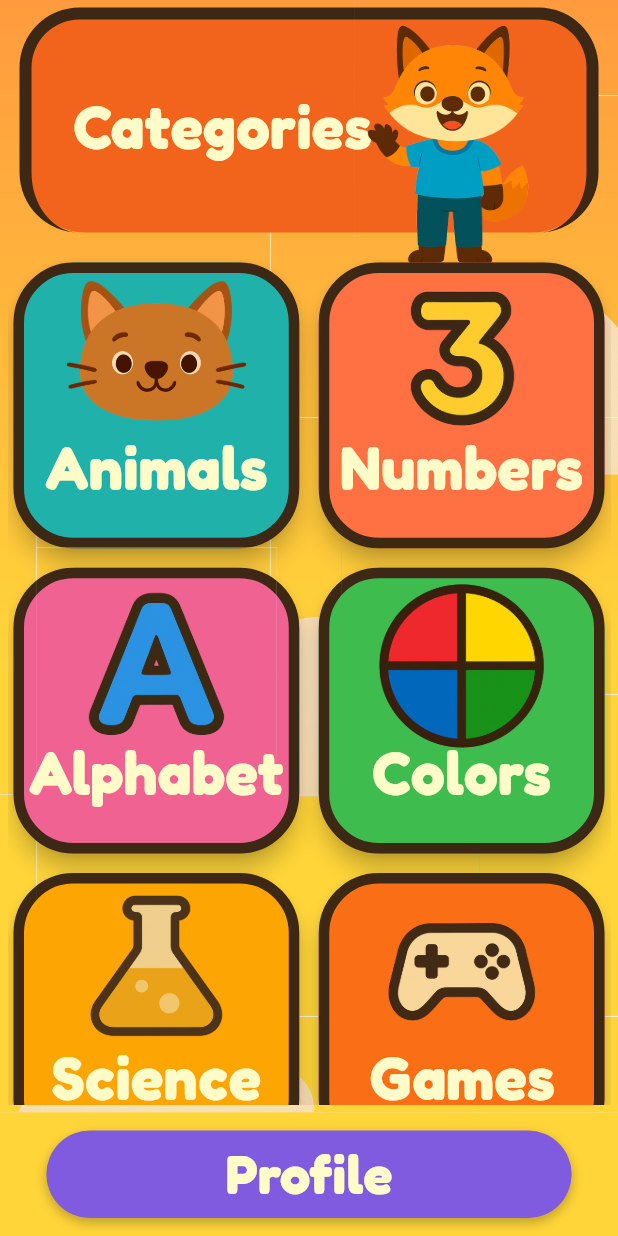
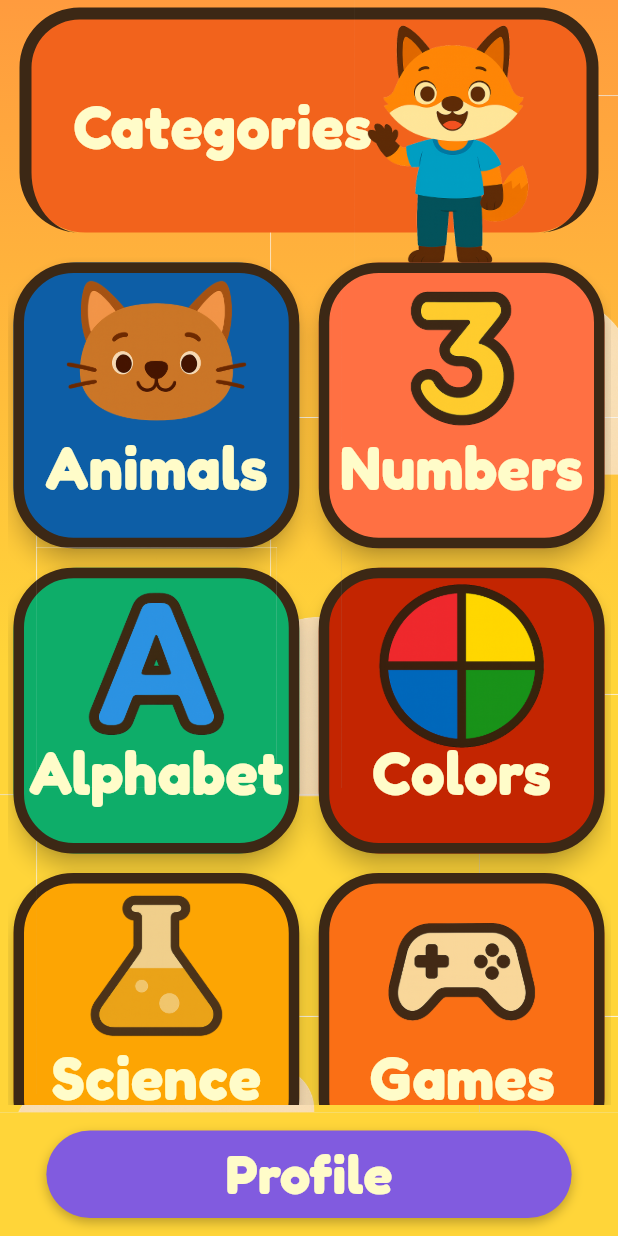
Before and after one commit to argadenil/zinzy, a Flutter app: the screen it shows after launch, on a phone screen of 412 x 824 dp. Run offline on Flutter 3.47's test engine with Material 3 defaults, Android fonts, the phone set to English and light mode, and no system bars; our stand-ins replace google_fonts.

Commit message:
colors updated

```diff
--- a/lib/screens/home.dart
+++ b/lib/screens/home.dart
@@ -110,7 +110,7 @@ class _HomeScreenState extends State<HomeScreen> {
                                     ),
                                   ),
                                   label: 'Animals',
-                                  backgroundColor: const Color(0xff20b2aa),
+                                  backgroundColor: const Color(0xff0d5ea6),
                                   borderColor: const Color(0xff3c2815),
                                   fontSize: cardSize * 0.25,
                                 ),
@@ -139,7 +139,7 @@ class _HomeScreenState extends State<HomeScreen> {
                                     ),
                                   ),
                                   label: 'Alphabet',
-                                  backgroundColor: const Color(0xffF06292),
+                                  backgroundColor: const Color(0xff0ead69),
                                   borderColor: const Color(0xff3c2815),
 
                                   fontSize: cardSize * 0.25,
@@ -154,7 +154,7 @@ class _HomeScreenState extends State<HomeScreen> {
                                     ),
                                   ),
                                   label: 'Colors',
-                                  backgroundColor: const Color(0xff3ebc4e),
+                                  backgroundColor: const Color(0xffc32501),
                                   borderColor: const Color(0xff3c2815),
                                   fontSize: cardSize * 0.25,
                                 ),
```
